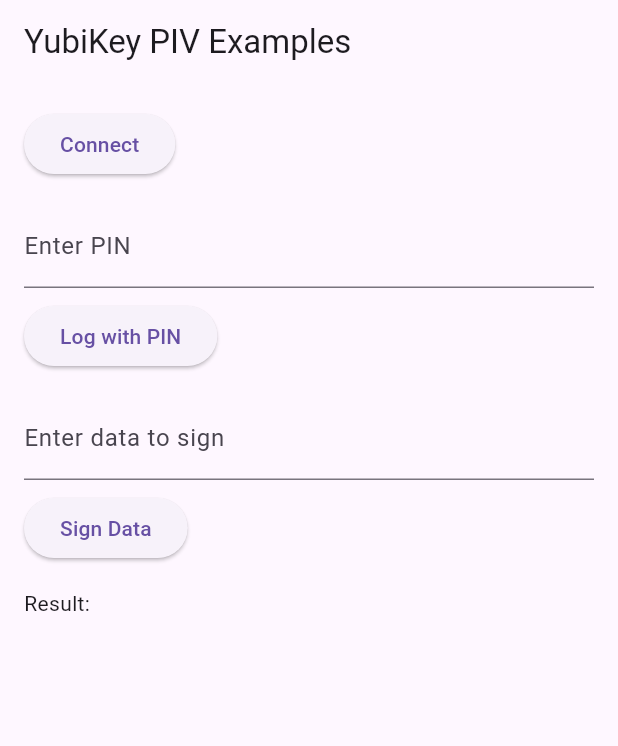
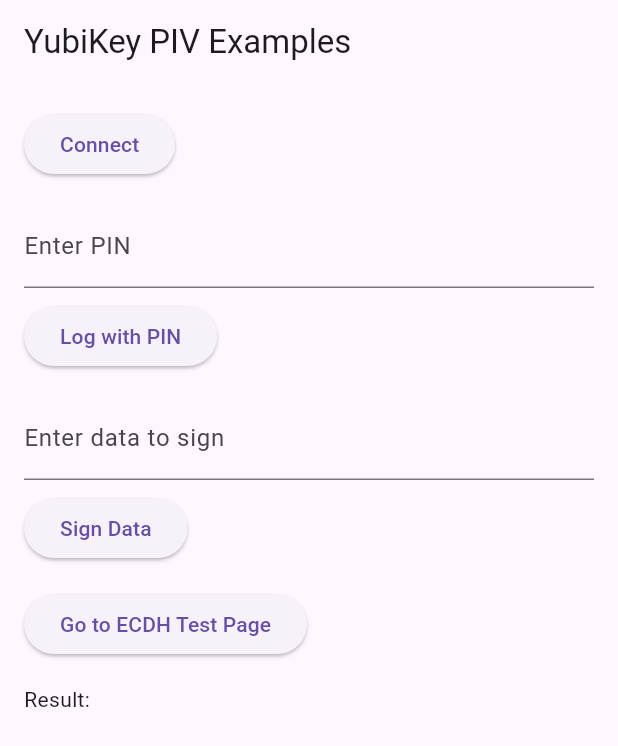
Before and after one commit to inkan-tech/ykpiv_desktop, a Flutter app: the screen it shows after launch, on a phone screen of 412 x 824 dp. Shown: the top 746 px of the screen. Run offline on Flutter 3.47's test engine with Material 3 defaults, Android fonts, the phone set to English and light mode, and no system bars; missing offline and left inert: cryptography, cryptography_flutter, dart:ffi.

Commit message:
Add ecdh with tests Get the return shared list / need to verify the content. integration tests pass too.

```diff
--- a/example/lib/main.dart
+++ b/example/lib/main.dart
@@ -1,11 +1,14 @@
 import 'package:flutter/material.dart';
 import 'package:ykpiv_desktop/ykpiv_desktop.dart' as ykpiv_desktop;
+import 'ecdh.dart'; // Import the ECDH test page
 
 void main() {
-  runApp(MyApp());
+  runApp(const MyApp());
 }
 
 class MyApp extends StatelessWidget {
+  const MyApp({super.key});
+
   @override
   Widget build(BuildContext context) {
     return MaterialApp(
@@ -13,18 +16,20 @@ class MyApp extends StatelessWidget {
       theme: ThemeData(
         primarySwatch: Colors.red,
       ),
-      home: YubiKeyTestPage(),
+      home: const YubiKeyTestPage(),
     );
   }
 }
 
 class YubiKeyTestPage extends StatefulWidget {
+  const YubiKeyTestPage({super.key});
+
   @override
   _YubiKeyTestPageState createState() => _YubiKeyTestPageState();
 }
 
 class _YubiKeyTestPageState extends State<YubiKeyTestPage> {
-  final ykpiv_desktop.YkDestop _ykDesktop = ykpiv_desktop.YkDestop();
+  final ykpiv_desktop.YkDesktop _ykDesktop = ykpiv_desktop.YkDesktop();
   final TextEditingController _pinController = TextEditingController();
   final TextEditingController _dataToSignController = TextEditingController();
   String _result = '';
@@ -76,6 +81,13 @@ class _YubiKeyTestPageState extends State<YubiKeyTestPage> {
     }
   }
 
+  void _navigateToEcdhPage() {
+    Navigator.push(
+      context,
+      MaterialPageRoute(builder: (context) => const EcdhTestPage()),
+    );
+  }
+
   @override
   Widget build(BuildContext context) {
     return Scaffold(
@@ -89,33 +101,38 @@ class _YubiKeyTestPageState extends State<YubiKeyTestPage> {
           children: [
             ElevatedButton(
               onPressed: _connect,
-              child: Text('Connect'),
+              child: const Text('Connect'),
             ),
-            SizedBox(height: 16),
+            const SizedBox(height: 16),
             TextField(
               controller: _pinController,
-              decoration: InputDecoration(labelText: 'Enter PIN'),
+              decoration: const InputDecoration(labelText: 'Enter PIN'),
               onSubmitted: (_) => _logWithPIN(),
             ),
-            SizedBox(height: 8),
+            const SizedBox(height: 8),
             ElevatedButton(
               onPressed: _logWithPIN,
-              child: Text('Log with PIN'),
+              child: const Text('Log with PIN'),
             ),
-            SizedBox(height: 16),
+            const SizedBox(height: 16),
             TextField(
               controller: _dataToSignController,
-              decoration: InputDecoration(labelText: 'Enter data to sign'),
+              decoration: const InputDecoration(labelText: 'Enter data to sign'),
               onSubmitted: (_) => _signData(),
             ),
-            SizedBox(height: 8),
+            const SizedBox(height: 8),
             ElevatedButton(
               onPressed: _signData,
-              child: Text('Sign Data'),
+              child: const Text('Sign Data'),
             ),
-            SizedBox(height: 16),
-            Text('Result:'),
-            Text(_result, style: TextStyle(fontWeight: FontWeight.bold)),
+            const SizedBox(height: 16),
+            ElevatedButton(
+              onPressed: _navigateToEcdhPage,
+              child: const Text('Go to ECDH Test Page'),
+            ),
+            const SizedBox(height: 16),
+            const Text('Result:'),
+            Text(_result, style: const TextStyle(fontWeight: FontWeight.bold)),
           ],
         ),
       ),
--- a/example/pubspec.yaml
+++ b/example/pubspec.yaml
@@ -43,6 +43,9 @@ dependencies:
   # Use with the CupertinoIcons class for iOS style icons.
   cupertino_icons: ^1.0.8
   ffi: ^2.1.2
+
+  cryptography: ^2.7.0
+  cryptography_flutter: ^2.3.2 # R
 
 dev_dependencies:
   flutter_test:
--- a/pubspec.yaml
+++ b/pubspec.yaml
@@ -11,7 +11,7 @@ dependencies:
   flutter:
     sdk: flutter
   plugin_platform_interface: ^2.1.8
-  ffi: ^2.1.2
+  ffi: ^2.1.3
   cryptography: ^2.7.0
   cryptography_flutter: ^2.3.2 # R
 
```
Also changed, not shown: example/lib/ecdh.dart (added, +116 -0 lines), lib/ykpiv_desktop.dart (+60 -15 lines), 2 other files.
